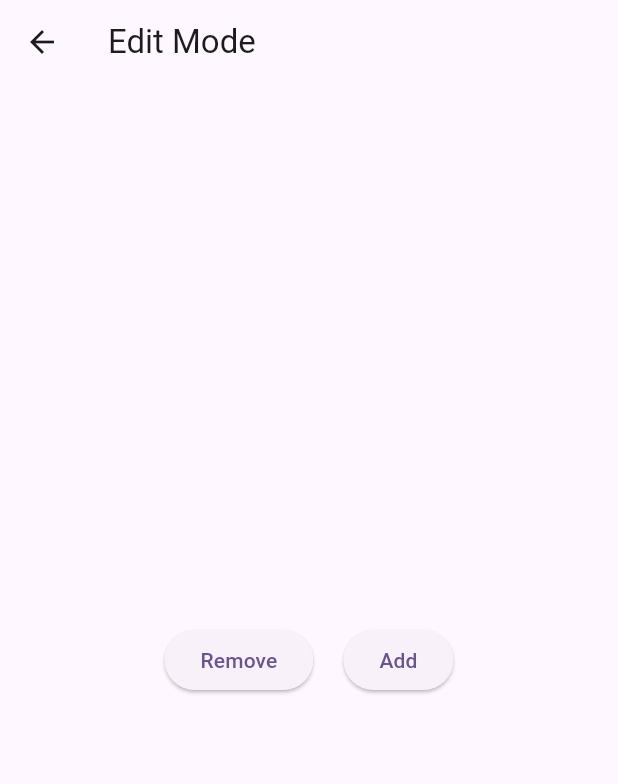
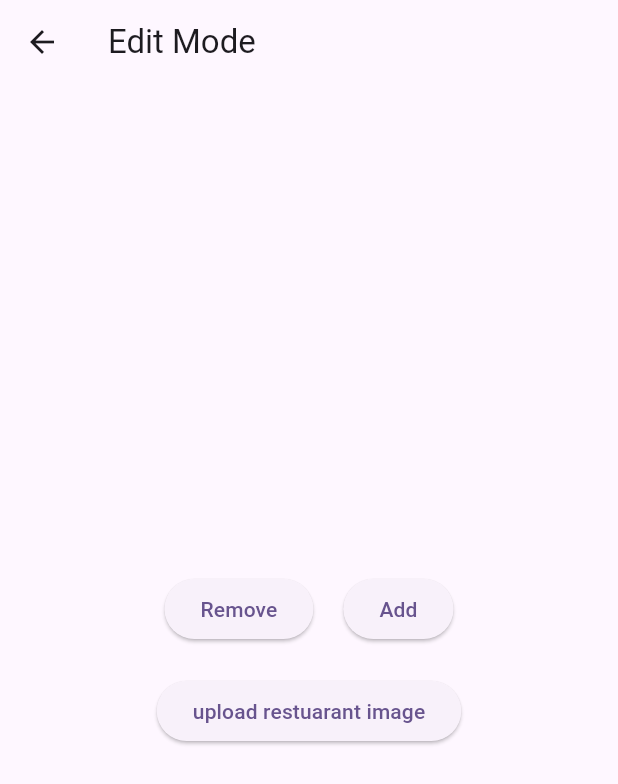
Before and after one commit to carlhung/ukOpenRiceFront, a Flutter app: the RestaurantInputMode screen opened by its route, on a phone screen of 412 x 824 dp. Shown: the top 784 px of the screen. Run offline on Flutter 3.47's test engine with Material 3 defaults, Android fonts, the phone set to English and light mode, and no system bars; our stand-ins replace flutter_timezone, image_picker; missing offline and left inert: flutter_multi_select_items, flutter_picker_plus, platform_device_id.

```diff
--- a/lib/view_controllers/restaurant_input_mode.dart
+++ b/lib/view_controllers/restaurant_input_mode.dart
@@ -9,7 +9,12 @@ final class RestaurantInputMode extends StatelessWidget {
     return Scaffold(
       appBar: AppBar(title: Text("Edit Mode")),
       body: Center(
-        child: Row(
+        child: Column(
+          mainAxisAlignment: MainAxisAlignment.center,
+          crossAxisAlignment: CrossAxisAlignment.center,
+          spacing: 20,
+          children: [
+            Row(
               spacing: 20,
               mainAxisAlignment: MainAxisAlignment.center,
               children: [
@@ -21,9 +26,20 @@ final class RestaurantInputMode extends StatelessWidget {
                 ),
                 ElevatedButton(
                   onPressed: () {
-                Navigator.pushNamed(context, Routes.addRestaurantInfoScreen);
+                    Navigator.pushNamed(
+                      context,
+                      Routes.addRestaurantInfoScreen,
+                    );
                   },
                   child: Text("Add"),
+                ),
+              ],
+            ),
+            ElevatedButton(
+              onPressed: () {
+                // Navigator.pushNamed(context, Routes.addRestaurantInfoScreen);
+              },
+              child: Text("upload restuarant image"),
             ),
           ],
         ),
```
Also changed, not shown: lib/models/http_client.dart (+6 -5 lines), lib/view_controllers/home_screen.dart (+101 -4 lines). Lines whose indentation alone changed are shown as unchanged.
